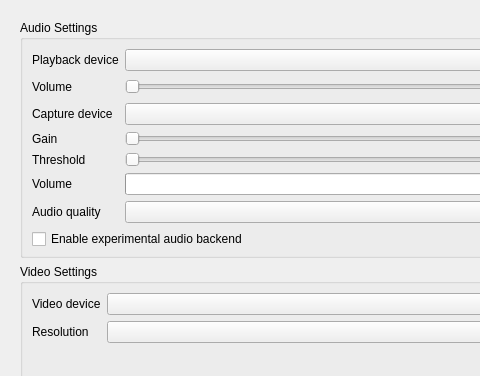
Old version of the form src/widget/form/settings/avform.ui in the repository qTox/qTox; both pictures show x 0 to 480 and y 0 to 376 of the 842 by 507 pixel window.
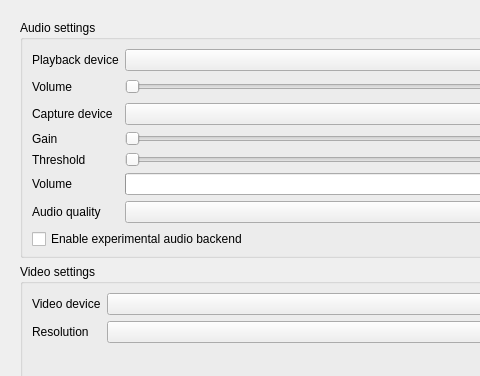
New version of the form. Custom widgets are drawn as their Qt base class.

Patch:
```diff
--- a/src/widget/form/settings/avform.ui
+++ b/src/widget/form/settings/avform.ui
@@ -38,7 +38,7 @@
        <item>
         <widget class="QGroupBox" name="audioGroup">
          <property name="title">
-          <string>Audio Settings</string>
+          <string>Audio settings</string>
          </property>
          <layout class="QGridLayout" name="gridLayout_3">
           <property name="bottomMargin">
@@ -178,7 +178,7 @@
        <item>
         <widget class="QGroupBox" name="videoGroup">
          <property name="title">
-          <string>Video Settings</string>
+          <string>Video settings</string>
          </property>
          <layout class="QVBoxLayout" name="verticalLayout">
           <item>
```
Left out of the diff: 6 changed lines with no effect on the pictures.
